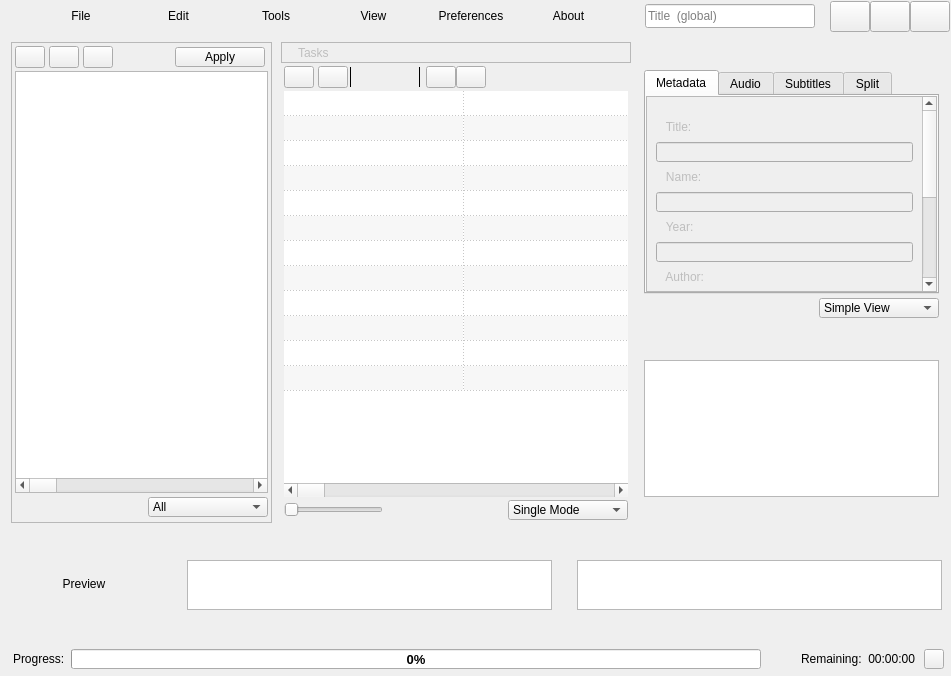
This is app/mainwindow.ui in CineEncoder/cine-encoder as Qt 5 draws it before an edit. The edited form follows.
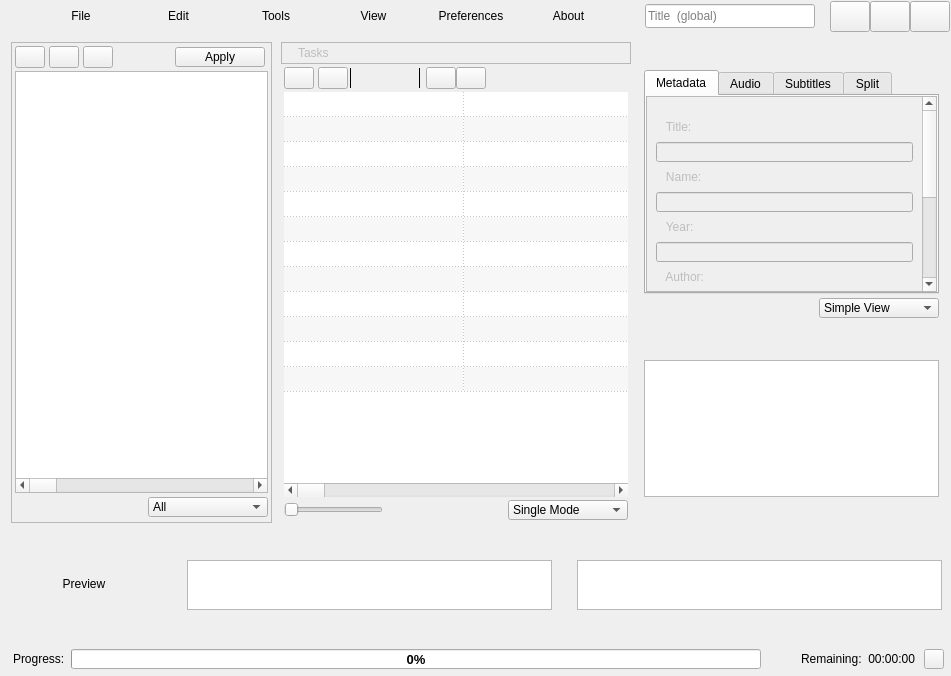
This is the edited form. Icons and pictures are not drawn.

Commit message: Fixed task window header height

The edit to the form file:
```diff
--- a/app/mainwindow.ui
+++ b/app/mainwindow.ui
@@ -4063,7 +4063,7 @@
                  <property name="maximumSize">
                   <size>
                    <width>3840</width>
-                   <height>21</height>
+                   <height>30</height>
                   </size>
                  </property>
                  <property name="frameShape">
@@ -4150,10 +4150,16 @@
                     <property name="enabled">
                      <bool>false</bool>
                     </property>
+                    <property name="minimumSize">
+                     <size>
+                      <width>0</width>
+                      <height>20</height>
+                     </size>
+                    </property>
                     <property name="maximumSize">
                      <size>
                       <width>3840</width>
-                      <height>20</height>
+                      <height>30</height>
                      </size>
                     </property>
                     <property name="text">
```
